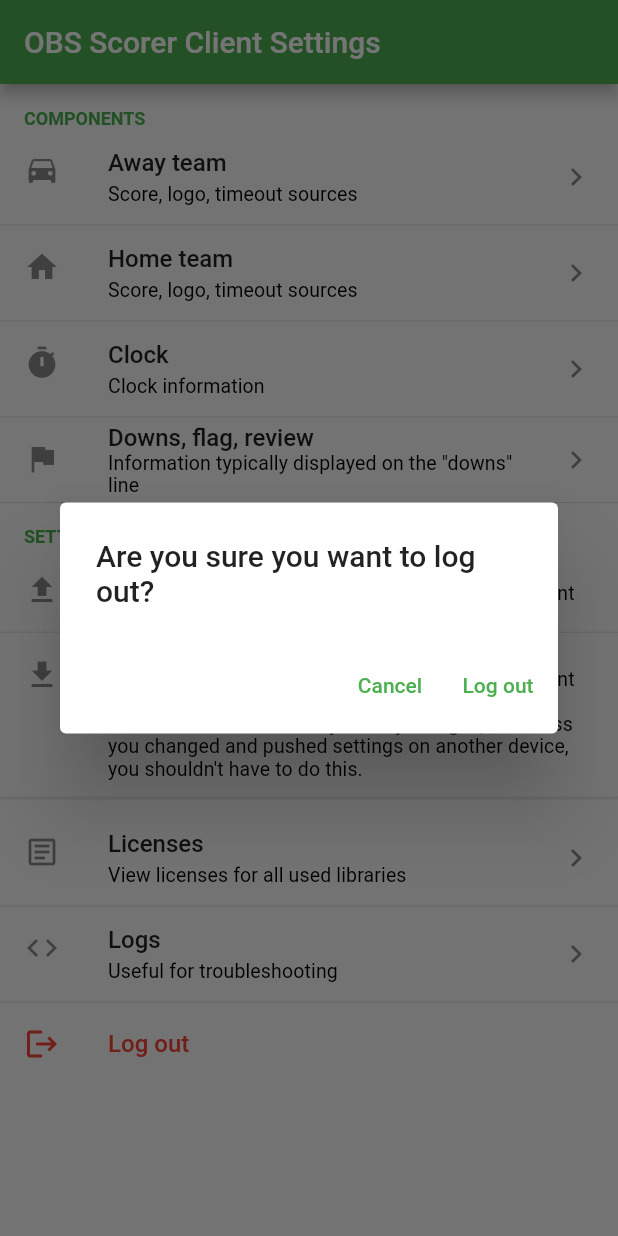
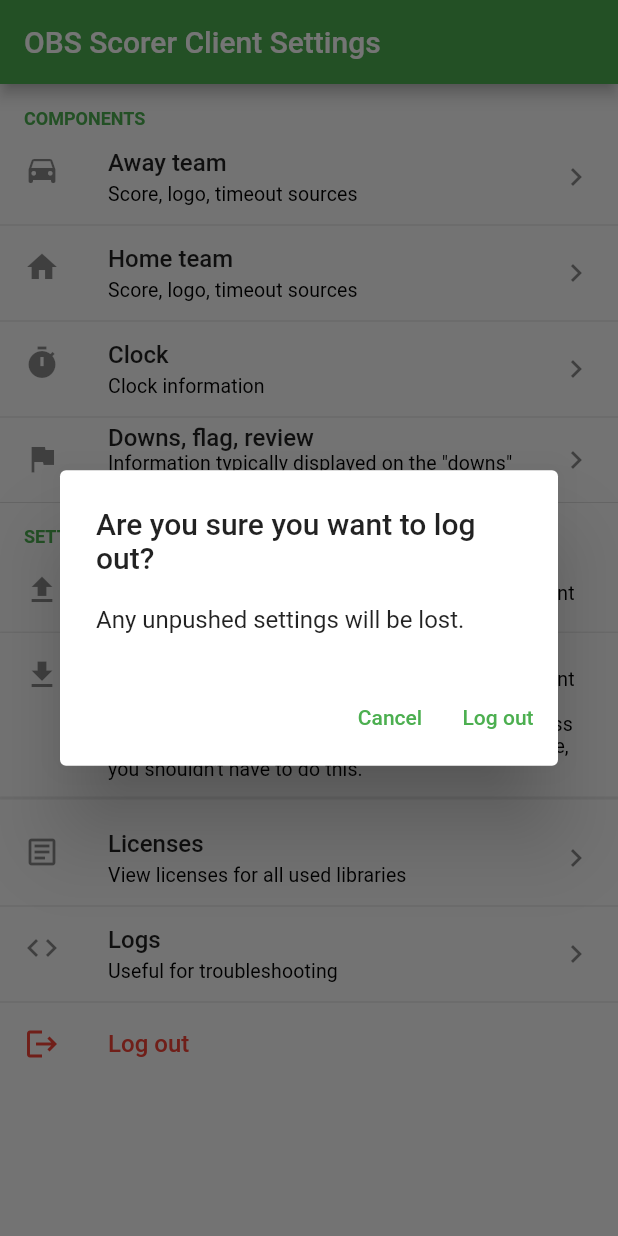
Before and after one commit to bleonard252/obs-scorer-client, a Flutter app: the SettingsView widget shown alone on an empty page, opened directly, after a tap on "Log out", on a phone screen of 412 x 824 dp. Run offline on Flutter 3.47's test engine with Material 2 defaults, Android fonts, the phone set to English and light mode, and no system bars; drawn by our look-alikes of flutter_settings_screens; our stand-ins replace flutter_riverpod, freezed_annotation, hive, loggy; missing offline and left inert: obs_websocket, pinelogger, pinelogger_flutter, slugify; accounts and stored records are empty.

Commit message:
Synchronize settings on login; fix logout
Login related changes:
* If settings fail to sync when logging in, it will silently fail.
Having nothing to sync is an expected behavior.
If you suspect something did, in fact, go wrong, you can check the Logs,
but I think it'll just tell you that it failed.
* Logging in now forces the socket to start at least twice. I think
it closes properly both times.

Logout related changes:
* Instead of just removing the connection values, it now clears Hive.
* The "are you sure" prompt warns you that any unpushed settings will be
lost-- which, to my knowledge, is the only real danger to logging out.

Signed-off-by: Blake <blake@1024256.xyz>

```diff
--- a/lib/views/settings.dart
+++ b/lib/views/settings.dart
@@ -279,7 +279,9 @@
           leading: const Icon(Icons.code),
           child: const LogView(),
         ),
-        ListTile(
+        Consumer(
+          builder: (context, ref, _) {
+            return ListTile(
               title: Text("Log out", style: headerTextStyle(context)?.copyWith(color: Colors.red)),
               leading: const Icon(Icons.logout),
               iconColor: Colors.red,
@@ -287,6 +289,7 @@
               onTap: () {
                 showDialog(context: context, builder: (context) => AlertDialog(
                   title: const Text("Are you sure you want to log out?"),
+                  content: const Text("Any unpushed settings will be lost."),
                   actions: [
                     TextButton(
                       child: const Text("Cancel"),
@@ -301,12 +304,14 @@
                   ],
                 )).then((value) {
                   if (!value) return;
-              Hive.box("settings").delete(ConnectionSetting.address);
-              Hive.box("settings").delete(ConnectionSetting.password);
+                  Hive.box("settings").clear();
+                  ref.read(socketProvider).value?.close();
                   Navigator.of(context).popUntil((route) => route.isFirst);
                   Navigator.pushReplacement(context, MaterialPageRoute(builder: (context) => const LoginView()));
                 });
               },
+            );
+          }
         ),
       ],
     );
```
Also changed, not shown: lib/views/login.dart (+19 -4 lines). Lines whose indentation alone changed are shown as unchanged.
